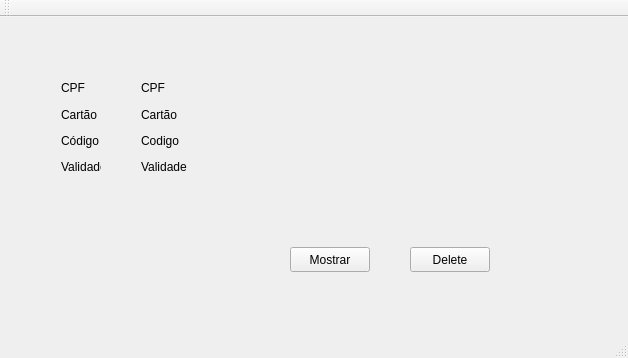
PedroAugustoRamalhoDuarte/Trabalho-TP1, file ui/viewUsuario.ui: the form before one commit.
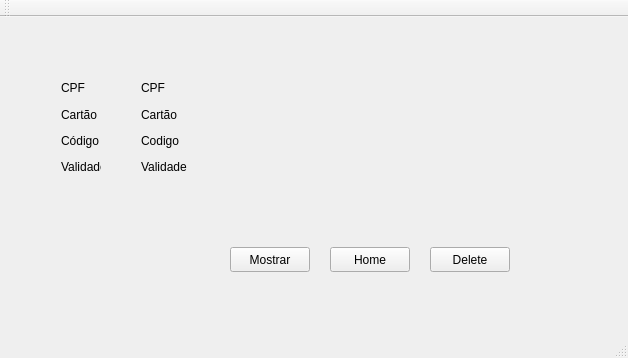
The form after the commit. The open tabs and pages were chosen to show the change.

Commit message: viewEventos Criar Evento/Controladora Logout

```diff
--- a/ui/viewUsuario.ui
+++ b/ui/viewUsuario.ui
@@ -314,7 +314,7 @@
      <widget class="QPushButton" name="buttonDelete">
       <property name="geometry">
        <rect>
-        <x>410</x>
+        <x>430</x>
         <y>230</y>
         <width>80</width>
         <height>25</height>
@@ -327,7 +327,7 @@
      <widget class="QPushButton" name="btnMostrar">
       <property name="geometry">
        <rect>
-        <x>290</x>
+        <x>230</x>
         <y>230</y>
         <width>80</width>
         <height>25</height>
@@ -382,7 +382,7 @@
        <rect>
         <x>130</x>
         <y>50</y>
-        <width>121</width>
+        <width>141</width>
         <height>121</height>
        </rect>
       </property>
@@ -406,6 +406,9 @@
          <property name="text">
           <string>Codigo</string>
          </property>
+         <property name="wordWrap">
+          <bool>false</bool>
+         </property>
         </widget>
        </item>
        <item>
@@ -417,6 +420,19 @@
        </item>
       </layout>
      </widget>
+     <widget class="QPushButton" name="btnHome_2">
+      <property name="geometry">
+       <rect>
+        <x>330</x>
+        <y>230</y>
+        <width>80</width>
+        <height>25</height>
+       </rect>
+      </property>
+      <property name="text">
+       <string>Home</string>
+      </property>
+     </widget>
     </widget>
    </widget>
   </widget>
```
Left out of the diff: 2 changed lines with no effect on the pictures. The commit also changes 11 other files.
